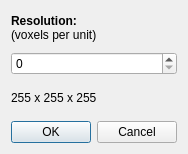
This is src/ui/forms/resolution_dialog.ui in mkeeter/antimony as Qt 5 draws it before an edit. The edited form follows.
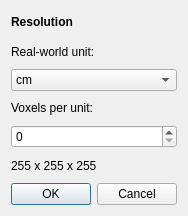
This is the edited form.

Commit message: Adding real-world units to dialog box

Diff of the .ui file:
```diff
--- a/src/ui/forms/resolution_dialog.ui
+++ b/src/ui/forms/resolution_dialog.ui
@@ -7,7 +7,7 @@
     <x>0</x>
     <y>0</y>
     <width>176</width>
-    <height>154</height>
+    <height>216</height>
    </rect>
   </property>
   <property name="windowTitle">
@@ -17,7 +17,40 @@
    <item>
     <widget class="QLabel" name="label">
      <property name="text">
-      <string>&lt;html&gt;&lt;head/&gt;&lt;body&gt;&lt;p&gt;&lt;span style=&quot; font-weight:600;&quot;&gt;Resolution:&lt;br/&gt;&lt;/span&gt;(voxels per unit)&lt;/p&gt;&lt;/body&gt;&lt;/html&gt;</string>
+      <string>&lt;html&gt;&lt;head/&gt;&lt;body&gt;&lt;p&gt;&lt;span style=&quot; font-weight:600;&quot;&gt;Resolution&lt;/span&gt;&lt;/p&gt;&lt;/body&gt;&lt;/html&gt;</string>
+     </property>
+    </widget>
+   </item>
+   <item>
+    <widget class="QLabel" name="unit_label">
+     <property name="text">
+      <string>Real-world unit:</string>
+     </property>
+    </widget>
+   </item>
+   <item>
+    <widget class="QComboBox" name="units">
+     <item>
+      <property name="text">
+       <string>cm</string>
+      </property>
+     </item>
+     <item>
+      <property name="text">
+       <string>mm</string>
+      </property>
+     </item>
+     <item>
+      <property name="text">
+       <string>inches</string>
+      </property>
+     </item>
+    </widget>
+   </item>
+   <item>
+    <widget class="QLabel" name="label_2">
+     <property name="text">
+      <string>Voxels per unit:</string>
      </property>
     </widget>
    </item>
```
The commit also changes 3 other files.
